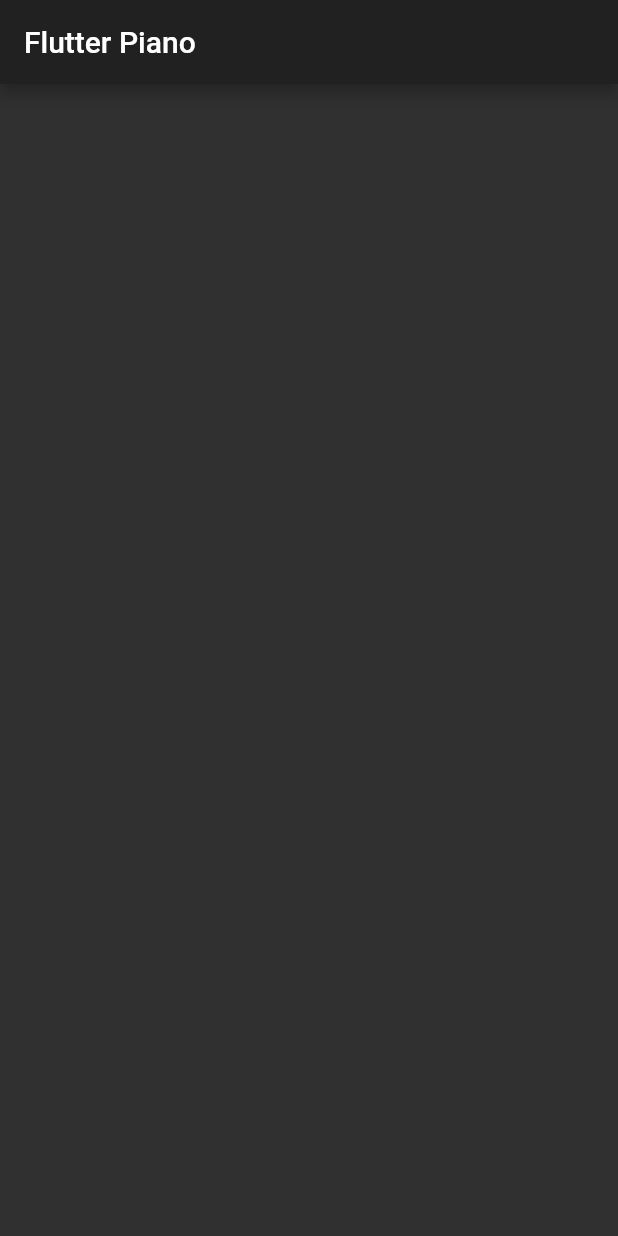
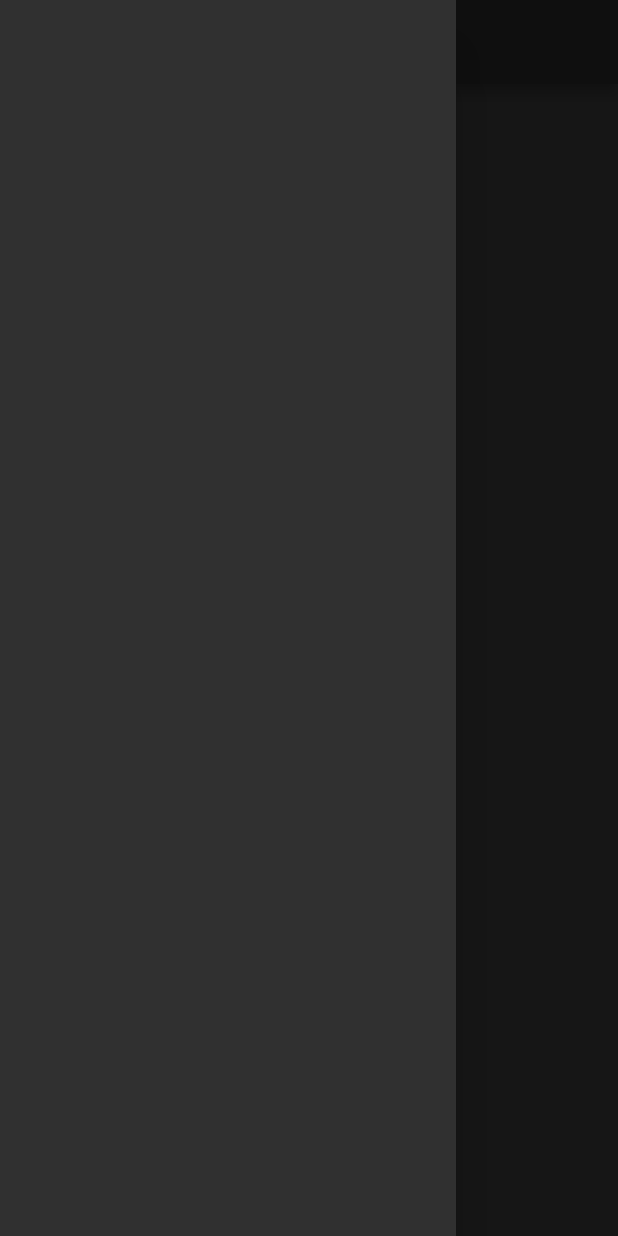
Before and after one commit to h-hiroki/flutter_piano, a Flutter app: the screen it shows after launch, with the side drawer open (before the commit the screen has no drawer), on a phone screen of 412 x 824 dp. Run offline on Flutter 3.47's test engine with Material 2 defaults, Android fonts, the phone set to English and light mode, and no system bars; missing offline and left inert: flutter_midi; statements that could not run were skipped.

```diff
--- a/lib/main.dart
+++ b/lib/main.dart
@@ -26,6 +26,14 @@ class _MyAppState extends State<MyApp> {
       theme: ThemeData.dark(),
       home: Scaffold(
         appBar: AppBar(title: Text('Flutter Piano'),),
+        drawer: Drawer(child: SafeArea(child: ListView(children: <Widget>[]))),
+        body: ListView.builder(
+          itemCount: 7,
+          scrollDirection: Axis.horizontal,
+          itemBuilder: (BuildContext context, int index) {
+            return Container();
+          },
+        ),
       ),
     );
   }
```
